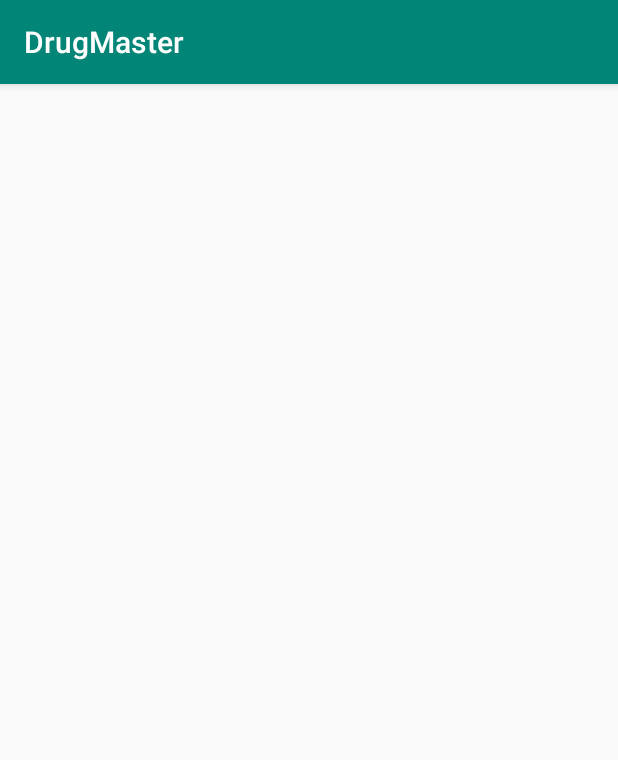
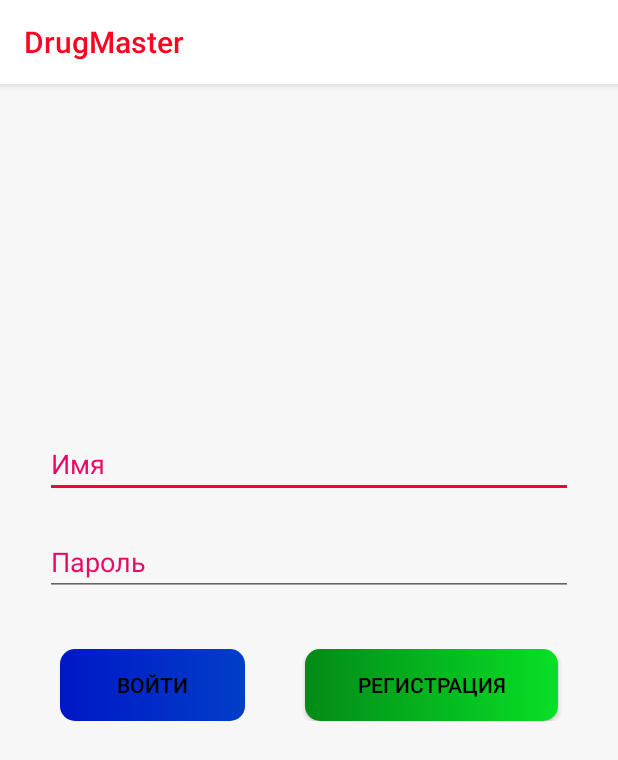
Before and after one commit to esenbekalmazbekov/DrugMaster, an Android app: the screen it shows after launch (MainActivity), on a phone screen of 412 x 824 dp. Shown: the top 760 px of the screen. Run offline under Robolectric (Android 15) with nearby library versions, the phone set to English and light mode, and no system bars.

```diff
--- a/app/src/main/java/com/example/drugmaster/MainActivity.java
+++ b/app/src/main/java/com/example/drugmaster/MainActivity.java
@@ -3,12 +3,22 @@ package com.example.drugmaster;
 import androidx.appcompat.app.AppCompatActivity;
 
 import android.os.Bundle;
+import android.view.animation.Animation;
+import android.view.animation.AnimationUtils;
+import com.example.drugmaster.View.GradientTextView;
 
 public class MainActivity extends AppCompatActivity {
-
+    GradientTextView welcome;
     @Override
     protected void onCreate(Bundle savedInstanceState) {
         super.onCreate(savedInstanceState);
         setContentView(R.layout.activity_main);
+        preAnimation();
+    }
+
+    private void preAnimation(){
+        welcome = findViewById(R.id.welcome_id);
+        Animation anim = AnimationUtils.loadAnimation(MainActivity.this, R.anim.alpha_anim);
+        welcome.startAnimation(anim);
     }
 }
--- /dev/null
+++ b/app/src/main/java/com/example/drugmaster/View/GradientTextView.java
@@ -0,0 +1,46 @@
+package com.example.drugmaster.View;
+
+import android.annotation.SuppressLint;
+import android.content.Context;
+import android.graphics.LinearGradient;
+import android.graphics.Shader;
+import android.util.AttributeSet;
+import android.widget.TextView;
+
+import androidx.core.content.ContextCompat;
+
+import com.example.drugmaster.R;
+
+
+/**
+ * Created by rahulchowdhury on 04/08/16.
+ */
+@SuppressLint("AppCompatCustomView")
+public class GradientTextView extends TextView {
+
+    public GradientTextView(Context context) {
+        super(context);
+    }
+
+    public GradientTextView(Context context, AttributeSet attrs) {
+        super(context, attrs);
+    }
+
+    public GradientTextView(Context context, AttributeSet attrs, int defStyleAttr) {
+        super(context, attrs, defStyleAttr);
+    }
+
+    @SuppressLint("DrawAllocation")
+    @Override
+    protected void onLayout(boolean changed, int left, int top, int right, int bottom) {
+        super.onLayout(changed, left, top, right, bottom);
+
+        //Setting the gradient if layout is changed
+        if (changed) {
+            getPaint().setShader(new LinearGradient(0, 0, getWidth(), getHeight(),
+                    ContextCompat.getColor(getContext(), R.color.first),
+                    ContextCompat.getColor(getContext(), R.color.last),
+                    Shader.TileMode.CLAMP));
+        }
+    }
+}
--- /dev/null
+++ b/app/src/main/res/anim/alpha_anim.xml
@@ -0,0 +1,6 @@
+<?xml version="1.0" encoding="utf-8"?>
+<alpha xmlns:android="http://schemas.android.com/apk/res/android"
+    android:fromAlpha="0.0"
+    android:toAlpha="1.0"
+    android:duration="3000">
+</alpha>
--- /dev/null
+++ b/app/src/main/res/drawable/registration_button.xml
@@ -0,0 +1,15 @@
+<?xml version="1.0" encoding="utf-8"?>
+<selector xmlns:android="http://schemas.android.com/apk/res/android">
+    <item android:state_pressed="true" >
+        <shape android:shape="rectangle"  >
+            <corners android:radius="10sp" />
+            <gradient android:angle="180" android:startColor="#027a42" android:endColor="#026b3a" />
+        </shape>
+    </item>
+    <item>
+        <shape android:shape="rectangle"  >
+            <corners android:radius="10sp" />
+            <gradient android:angle="180" android:startColor="#07e027" android:endColor="#038a17" />
+        </shape>
+    </item>
+</selector>
--- /dev/null
+++ b/app/src/main/res/drawable/sing_in_button.xml
@@ -0,0 +1,15 @@
+<?xml version="1.0" encoding="utf-8"?>
+<selector xmlns:android="http://schemas.android.com/apk/res/android">
+    <item android:state_pressed="true" >
+        <shape android:shape="rectangle"  >
+            <corners android:radius="10sp" />
+            <gradient android:angle="180" android:startColor="#969fe0" android:endColor="#aa96e0" />
+        </shape>
+    </item>
+    <item>
+        <shape android:shape="rectangle"  >
+            <corners android:radius="10sp" />
+            <gradient android:angle="180" android:startColor="#003fc7" android:endColor="#0017c7" />
+        </shape>
+    </item>
+</selector>
--- a/app/src/main/res/layout/activity_main.xml
+++ b/app/src/main/res/layout/activity_main.xml
@@ -1,7 +1,100 @@
 <?xml version="1.0" encoding="utf-8"?>
-<androidx.constraintlayout.widget.ConstraintLayout xmlns:android="http://schemas.android.com/apk/res/android"
-    xmlns:app="http://schemas.android.com/apk/res-auto"
+<LinearLayout xmlns:android="http://schemas.android.com/apk/res/android"
     xmlns:tools="http://schemas.android.com/tools"
     android:layout_width="match_parent"
     android:layout_height="match_parent"
-    tools:context=".MainActivity"/>
+    android:orientation="vertical"
+    android:background="@color/activityBackround"
+    tools:context=".MainActivity">
+
+    <ScrollView
+        android:layout_width="match_parent"
+        android:layout_height="match_parent"
+        android:background="@color/activityBackround"
+        tools:ignore="UselessParent">
+
+        <LinearLayout
+            android:layout_width="match_parent"
+            android:layout_height="wrap_content"
+            android:orientation="vertical">
+
+            <com.example.drugmaster.View.GradientTextView
+                android:id="@+id/welcome_id"
+                style="@android:style/Widget.Material.TextView.SpinnerItem"
+                android:layout_width="match_parent"
+                android:layout_height="wrap_content"
+                android:layout_marginTop="150sp"
+                android:gravity="center"
+                android:text="@string/welcome_to_dragmaster"
+                android:textColorHighlight="@android:color/darker_gray"
+                android:textSize="24sp"
+                android:textStyle="bold" />
+
+            <EditText
+                android:id="@+id/UserLogin"
+                android:layout_width="match_parent"
+                android:layout_height="wrap_content"
+                android:layout_marginHorizontal="30sp"
+                android:layout_marginTop="20sp"
+                android:autofillHints=""
+                android:ems="10"
+                android:hint="@string/name"
+                android:inputType="textPersonName"
+                android:textColor="@color/colorPrimaryDark"
+                android:textColorHint="#e80966"
+                android:textColorLink="#e80966"
+                tools:ignore="LabelFor,UnusedAttribute" />
+
+            <EditText
+                android:id="@+id/userPassoword"
+                android:layout_width="match_parent"
+                android:layout_height="wrap_content"
+                android:layout_marginHorizontal="30sp"
+                android:layout_marginTop="20sp"
+                android:autofillHints=""
+                android:ems="10"
+                android:hint="@string/password"
+                android:inputType="textPassword"
+                android:textColor="@color/colorPrimaryDark"
+                android:textColorHint="#e80966"
+                android:textColorLink="#e80966"
+                tools:ignore="LabelFor,UnusedAttribute" />
+
+            <LinearLayout
+                android:layout_width="match_parent"
+                android:layout_height="match_parent"
+                android:layout_marginHorizontal="20sp"
+                android:layout_marginTop="35sp"
+                android:layout_marginBottom="30sp"
+                android:orientation="horizontal"
+                tools:ignore="UnusedAttribute">
+
+                <Button
+                    android:id="@+id/signIn"
+                    android:layout_width="wrap_content"
+                    android:layout_height="wrap_content"
+                    android:layout_marginHorizontal="20sp"
+                    android:layout_weight="2"
+                    android:background="@drawable/sing_in_button"
+                    android:text="@string/singin"
+                    android:textColor="@color/colorPrimaryDark"
+                    tools:ignore="ButtonStyle" />
+
+                <Button
+                    android:id="@+id/registration"
+                    android:layout_width="wrap_content"
+                    android:layout_height="wrap_content"
+                    android:layout_marginHorizontal="20sp"
+                    android:layout_weight="3"
+                    android:background="@drawable/registration_button"
+                    android:paddingHorizontal="8sp"
+                    android:text="@string/registration"
+                    android:textColor="@color/colorPrimaryDark"
+                    tools:ignore="ButtonStyle,RtlHardcoded" />
+            </LinearLayout>
+
+        </LinearLayout>
+    </ScrollView>
+
+
+</LinearLayout>
--- a/app/src/main/res/values/colors.xml
+++ b/app/src/main/res/values/colors.xml
@@ -1,6 +1,9 @@
 <?xml version="1.0" encoding="utf-8"?>
 <resources>
-    <color name="colorPrimary">#008577</color>
-    <color name="colorPrimaryDark">#00574B</color>
-    <color name="colorAccent">#D81B60</color>
+    <color name="colorPrimary">#ffffff</color>
+    <color name="colorPrimaryDark">#000000</color>
+    <color name="colorAccent">#ed0739</color>
+    <color name="first">#fc0320</color>
+    <color name="last">#ed0280</color>
+    <color name="activityBackround">#f7f7f7</color>
 </resources>
--- a/app/src/main/res/values/strings.xml
+++ b/app/src/main/res/values/strings.xml
@@ -1,3 +1,8 @@
 <resources>
     <string name="app_name">DrugMaster</string>
+    <string name="welcome_to_dragmaster">Добро пожаловать в \n DrugMaster</string>
+    <string name="name">  Имя</string>
+    <string name="password"> Пароль</string>
+    <string name="singin">Войти</string>
+    <string name="registration">Регистрация</string>
 </resources>
--- a/app/src/main/res/values/styles.xml
+++ b/app/src/main/res/values/styles.xml
@@ -1,11 +1,10 @@
 <resources>
-
     <!-- Base application theme. -->
-    <style name="AppTheme" parent="Theme.AppCompat.Light.DarkActionBar">
+    <style name="AppTheme" parent="Theme.AppCompat.Light">
         <!-- Customize your theme here. -->
         <item name="colorPrimary">@color/colorPrimary</item>
         <item name="colorPrimaryDark">@color/colorPrimaryDark</item>
         <item name="colorAccent">@color/colorAccent</item>
+        <item name="android:textColorPrimary">@color/first</item>
     </style>
-
 </resources>
```
